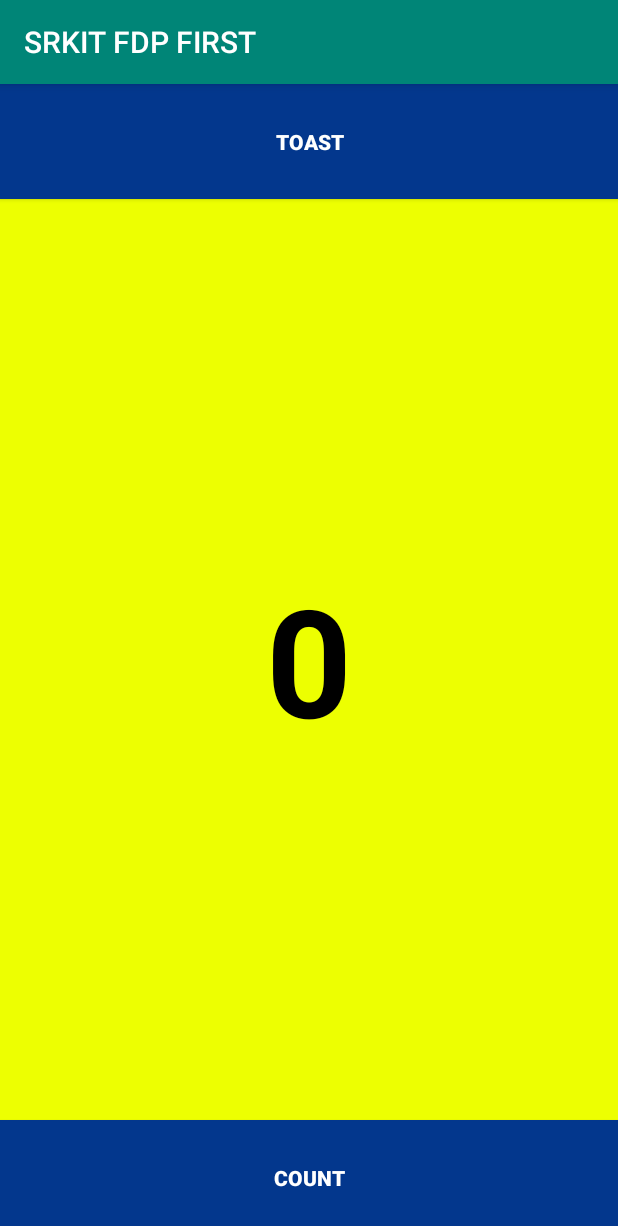
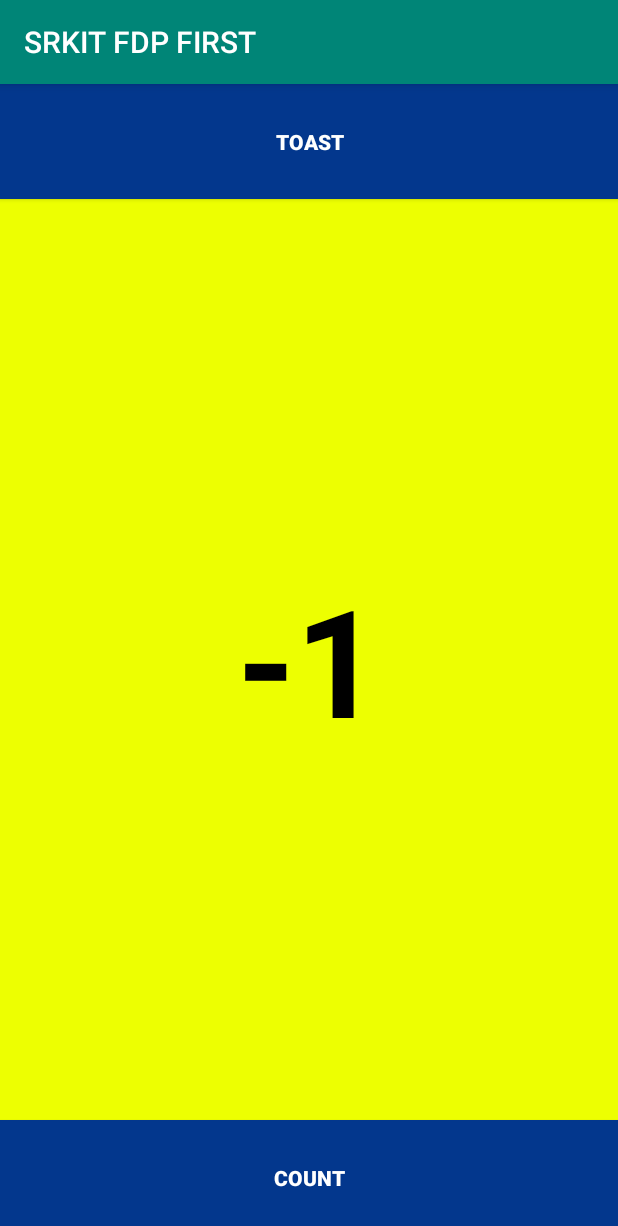
Before and after one commit to pavankumart46/SRKIT-FDP-Content, an Android app: the screen it shows after launch (MainActivity), after a tap on "TOAST", on a phone screen of 412 x 824 dp. Shown: the top 1226 px of the screen. Run offline under Robolectric (Android 15) with nearby library versions, the phone set to English and light mode, and no system bars.

Commit message:
End Of Day One FDP

```diff
--- a/SRKITFDPFIRST/app/src/main/java/pavankreddy/blogspot/srkitfdpfirst/MainActivity.java
+++ b/SRKITFDPFIRST/app/src/main/java/pavankreddy/blogspot/srkitfdpfirst/MainActivity.java
@@ -1,5 +1,6 @@
 package pavankreddy.blogspot.srkitfdpfirst;
 
+import androidx.annotation.NonNull;
 import androidx.appcompat.app.AppCompatActivity;
 
 import android.os.Bundle;
@@ -18,11 +19,18 @@ public class MainActivity extends AppCompatActivity {
         setContentView(R.layout.activity_main);
 
         tv = findViewById(R.id.counttv);
+
+        if(savedInstanceState!=null){
+            count = savedInstanceState.getInt("COUNT");
+            tv.setText(String.valueOf(count));
+        }
     }
 
     public void showToast(View view) {
 
-        Toast.makeText(this, "Welcome!", Toast.LENGTH_SHORT).show();
+       /* Toast.makeText(this, "Welcome!", Toast.LENGTH_SHORT).show();*/
+        count--;
+        tv.setText(String.valueOf(count));
     }
 
     public void showCount(View view) {
@@ -30,4 +38,12 @@ public class MainActivity extends AppCompatActivity {
         /*tv.setText(""+count); --> this works too */
         tv.setText(String.valueOf(count));
     }
+
+    // Step - 1 -> Override onsaveInstanceState
+    @Override
+    protected void onSaveInstanceState(@NonNull Bundle outState) {
+        super.onSaveInstanceState(outState);
+        // Step-2 --> Decide on what to save!
+        outState.putInt("COUNT",count);
+    }
 }
```
